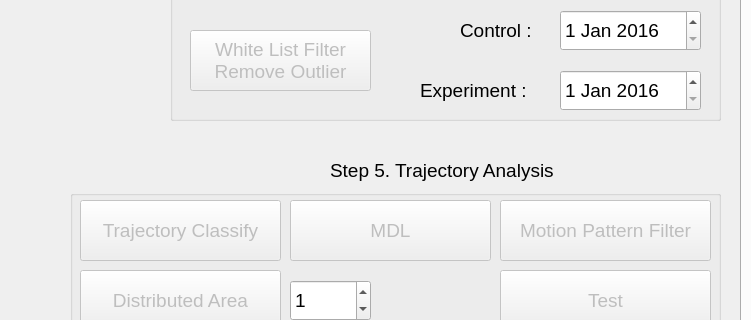
Before: the Qt Designer form dataprocesswindow.ui in jefftsai8049/In-hive_Honey_Bee_Monitoring_System, drawn with Qt 5; both pictures show x 0 to 751 and y 288 to 608 of the 1446 by 787 pixel window.
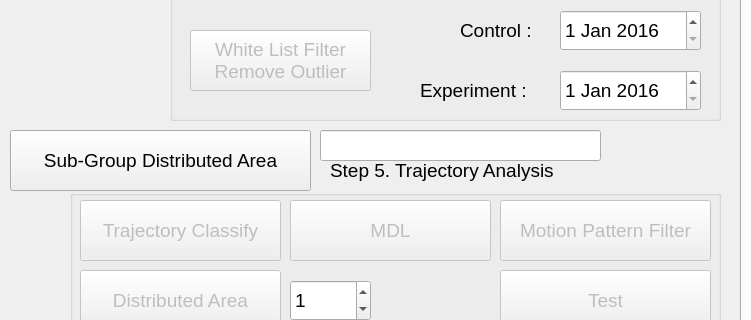
After: the same form once the commit is applied. Custom widgets are drawn as their Qt base class.

The edit to the form file:
```diff
--- a/dataprocesswindow.ui
+++ b/dataprocesswindow.ui
@@ -478,6 +478,32 @@
      </property>
     </widget>
    </widget>
+   <widget class="QPushButton" name="sub_group_distributed_area_pushButton">
+    <property name="enabled">
+     <bool>true</bool>
+    </property>
+    <property name="geometry">
+     <rect>
+      <x>10</x>
+      <y>390</y>
+      <width>301</width>
+      <height>61</height>
+     </rect>
+    </property>
+    <property name="text">
+     <string>Sub-Group Distributed Area</string>
+    </property>
+   </widget>
+   <widget class="QLineEdit" name="target_list_lineEdit">
+    <property name="geometry">
+     <rect>
+      <x>320</x>
+      <y>390</y>
+      <width>281</width>
+      <height>31</height>
+     </rect>
+    </property>
+   </widget>
   </widget>
   <widget class="QMenuBar" name="menubar">
    <property name="geometry">
```
